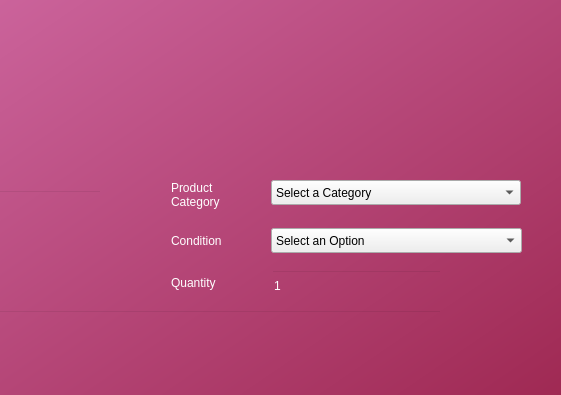
First picture: the form in createlisting.ui, repository AnshulS853/Coursework-Improved, before the edit; both pictures show x 389 to 950 and y 0 to 395 of the 950 by 800 pixel window.
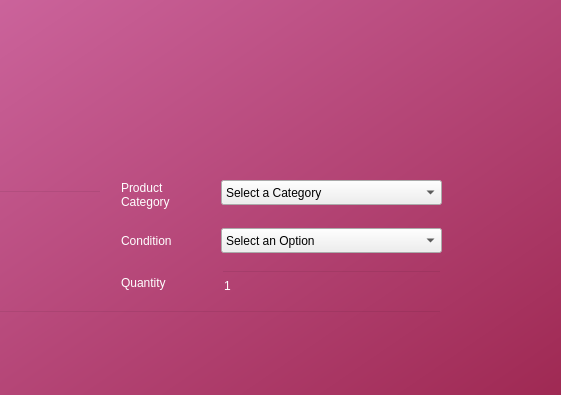
Second picture: the form after the edit.

Diff of the .ui file:
```diff
--- a/createlisting.ui
+++ b/createlisting.ui
@@ -91,7 +91,7 @@
    <widget class="QLabel" name="label_5">
     <property name="geometry">
      <rect>
-      <x>560</x>
+      <x>510</x>
       <y>228</y>
       <width>88</width>
       <height>25</height>
@@ -107,9 +107,9 @@
    <widget class="QComboBox" name="category">
     <property name="geometry">
      <rect>
-      <x>660</x>
+      <x>610</x>
       <y>180</y>
-      <width>250</width>
+      <width>221</width>
       <height>25</height>
      </rect>
     </property>
@@ -326,7 +326,7 @@
    <widget class="QLabel" name="label_12">
     <property name="geometry">
      <rect>
-      <x>560</x>
+      <x>510</x>
       <y>170</y>
       <width>83</width>
       <height>50</height>
@@ -404,9 +404,9 @@
    <widget class="QComboBox" name="condition">
     <property name="geometry">
      <rect>
-      <x>660</x>
+      <x>610</x>
       <y>228</y>
-      <width>251</width>
+      <width>221</width>
       <height>25</height>
      </rect>
     </property>
@@ -598,7 +598,7 @@
    <widget class="QLabel" name="quantitylabel">
     <property name="geometry">
      <rect>
-      <x>560</x>
+      <x>510</x>
       <y>270</y>
       <width>79</width>
       <height>25</height>
@@ -614,9 +614,9 @@
    <widget class="QLineEdit" name="quantityfield">
     <property name="geometry">
      <rect>
-      <x>660</x>
+      <x>610</x>
       <y>270</y>
-      <width>171</width>
+      <width>221</width>
       <height>31</height>
      </rect>
     </property>
```
